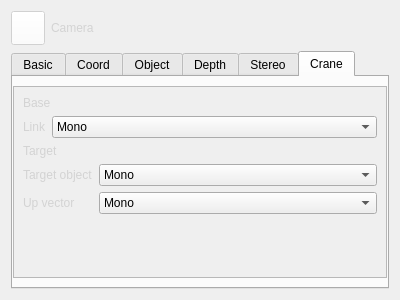
The window that QChromosome/camerasettings.ui (Michalaq/ChromosomeVisualizer) describes before a commit, drawn with Qt 5.
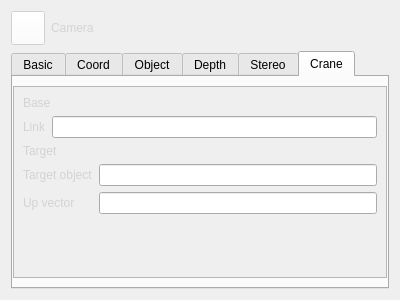
The same window after the commit. The open tabs and pages were chosen to show the change. Icons and pictures are not drawn. Custom widgets are drawn as their Qt base class.

Commit message: Added stub of picking widget

```diff
--- a/QChromosome/camerasettings.ui
+++ b/QChromosome/camerasettings.ui
@@ -851,17 +851,13 @@
               </widget>
              </item>
              <item row="0" column="1">
-              <widget class="ComboBox" name="comboBox_5">
-               <item>
-                <property name="text">
-                 <string>Mono</string>
-                </property>
-               </item>
-               <item>
-                <property name="text">
-                 <string>Symmetrical</string>
-                </property>
-               </item>
+              <widget class="PickWidget" name="lineEdit_2">
+               <property name="dragEnabled">
+                <bool>true</bool>
+               </property>
+               <property name="readOnly">
+                <bool>true</bool>
+               </property>
               </widget>
              </item>
             </layout>
@@ -886,17 +882,13 @@
               </widget>
              </item>
              <item row="0" column="1">
-              <widget class="ComboBox" name="comboBox_6">
-               <item>
-                <property name="text">
-                 <string>Mono</string>
-                </property>
-               </item>
-               <item>
-                <property name="text">
-                 <string>Symmetrical</string>
-                </property>
-               </item>
+              <widget class="PickWidget" name="lineEdit_3">
+               <property name="dragEnabled">
+                <bool>true</bool>
+               </property>
+               <property name="readOnly">
+                <bool>true</bool>
+               </property>
               </widget>
              </item>
              <item row="1" column="0">
@@ -907,17 +899,13 @@
               </widget>
              </item>
              <item row="1" column="1">
-              <widget class="ComboBox" name="comboBox_7">
-               <item>
-                <property name="text">
-                 <string>Mono</string>
-                </property>
-               </item>
-               <item>
-                <property name="text">
-                 <string>Symmetrical</string>
-                </property>
-               </item>
+              <widget class="PickWidget" name="lineEdit_4">
+               <property name="dragEnabled">
+                <bool>true</bool>
+               </property>
+               <property name="readOnly">
+                <bool>true</bool>
+               </property>
               </widget>
              </item>
             </layout>
@@ -971,6 +959,11 @@
    <extends>QLineEdit</extends>
    <header>lineedit.h</header>
   </customwidget>
+  <customwidget>
+   <class>PickWidget</class>
+   <extends>QLineEdit</extends>
+   <header>pickwidget.h</header>
+  </customwidget>
  </customwidgets>
  <tabstops>
   <tabstop>doubleSpinBox_7</tabstop>
```
The commit also changes 3 other files.
